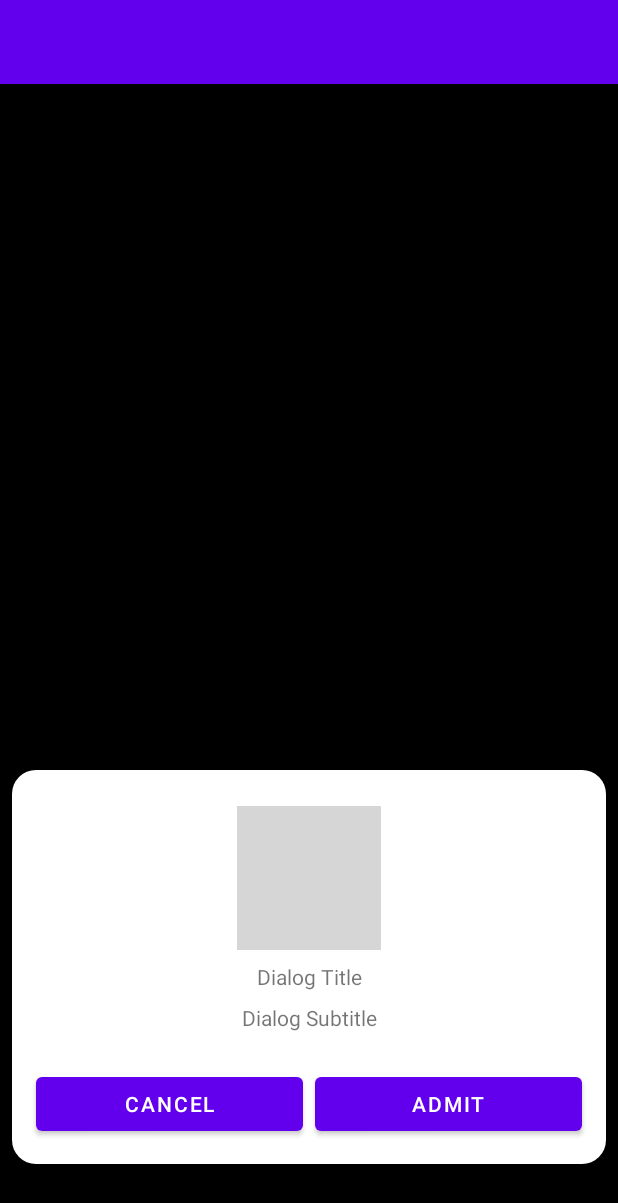
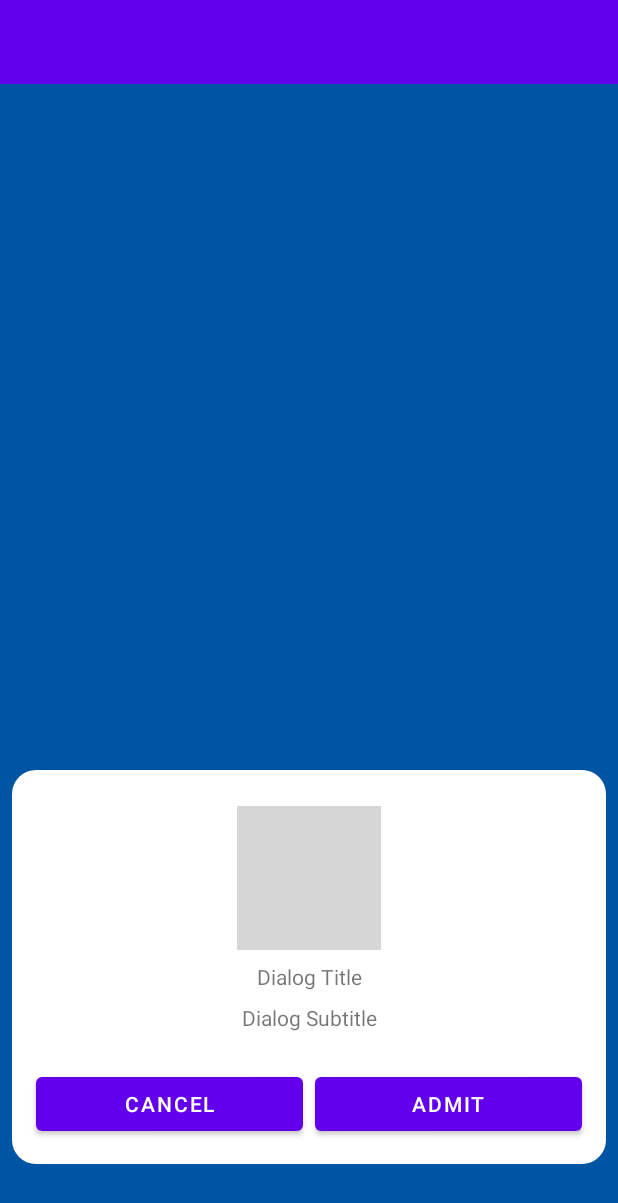
Before and after one commit to MaxShpud/CryptoApp, an Android app: the screen it shows after launch (MainActivity), after a tap on "SAVEDATA", on a phone screen of 412 x 824 dp. Shown: the top 1203 px of the screen. Run offline under Robolectric (Android 15) with nearby library versions, the phone set to English and light mode, and no system bars; our stand-ins replace RxJava; libraries missing offline, so code that uses them is left out: hu.akarnokd.rxjava3; pictures from the network do not load; 9 statements that could not run were skipped; grey boxes are pictures that could not be loaded.

Commit message:
[dialogs] - minor refactoring

```diff
--- a/app/src/main/java/com/example/myapplication/presentation/base/BaseDialogFragment.kt
+++ b/app/src/main/java/com/example/myapplication/presentation/base/BaseDialogFragment.kt
@@ -9,10 +9,7 @@ import androidx.annotation.StyleRes
 import androidx.appcompat.app.AppCompatDialogFragment
 import androidx.core.os.bundleOf
 import androidx.core.view.WindowCompat
-import androidx.fragment.app.clearFragmentResult
-import androidx.fragment.app.clearFragmentResultListener
 import androidx.fragment.app.setFragmentResult
-import androidx.fragment.app.setFragmentResultListener
 import androidx.navigation.NavController
 import androidx.navigation.fragment.findNavController
 import androidx.viewbinding.ViewBinding
@@ -62,7 +59,7 @@ abstract class BaseDialogFragment<T : ViewBinding>(
 
 		dialog?.window!!.apply {
 			WindowCompat.setDecorFitsSystemWindows(this, false)
-			setBackgroundDrawableResource(R.color.black)
+			setBackgroundDrawableResource(R.color.blue)
 		}
 		binding.onBindView(savedInstanceState)
 	}
```
